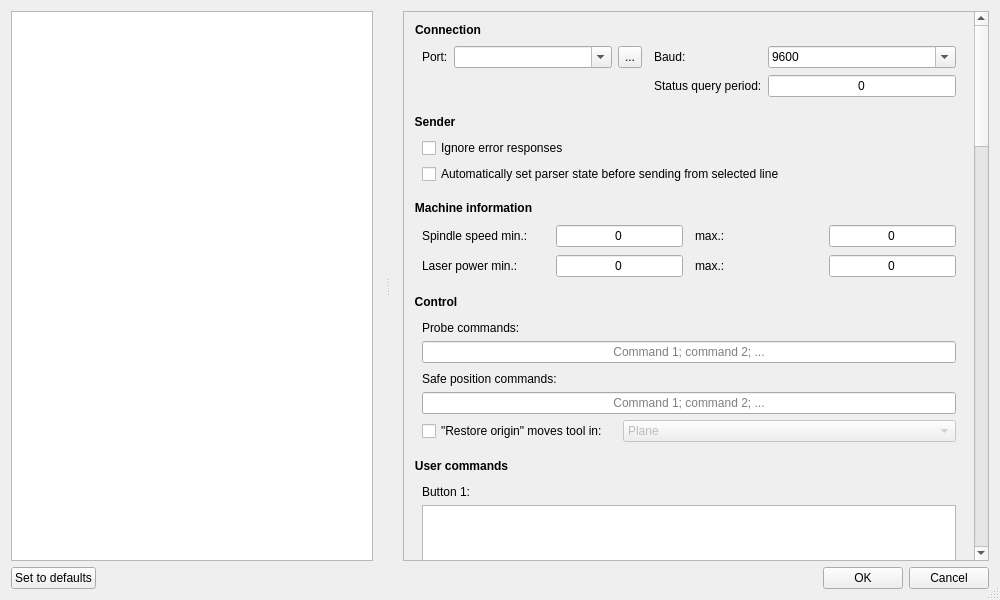
Above: src/candle/frmsettings.ui from alexeden/Candle before the change. Below: the same form after it.
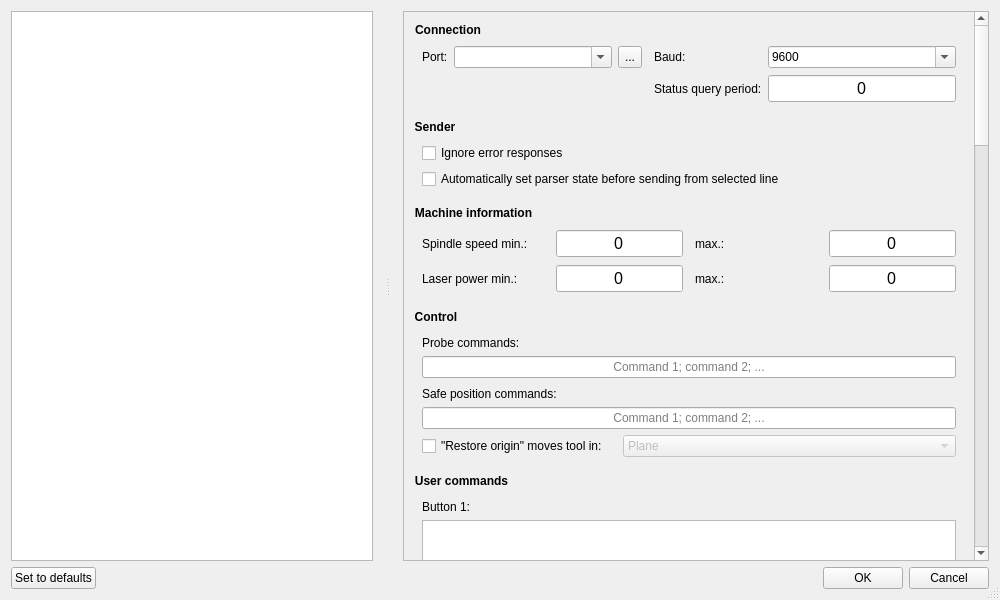
That is the form after the change. Icons and pictures are not drawn. Custom widgets are drawn as their Qt base class.

What changed in the file:
```diff
--- a/src/candle/frmsettings.ui
+++ b/src/candle/frmsettings.ui
@@ -213,7 +213,7 @@
               <widget class="QSpinBox" name="txtQueryStateTime">
                <property name="font">
                 <font>
-                 <pointsize>9</pointsize>
+                 <pointsize>12</pointsize>
                 </font>
                </property>
                <property name="alignment">
@@ -267,7 +267,7 @@
               <widget class="QSpinBox" name="txtSpindleSpeedMin">
                <property name="font">
                 <font>
-                 <pointsize>9</pointsize>
+                 <pointsize>12</pointsize>
                 </font>
                </property>
                <property name="alignment">
@@ -306,7 +306,7 @@
               <widget class="QSpinBox" name="txtSpindleSpeedMax">
                <property name="font">
                 <font>
-                 <pointsize>9</pointsize>
+                 <pointsize>12</pointsize>
                 </font>
                </property>
                <property name="alignment">
@@ -331,7 +331,7 @@
               <widget class="QSpinBox" name="txtLaserPowerMin">
                <property name="font">
                 <font>
-                 <pointsize>9</pointsize>
+                 <pointsize>12</pointsize>
                 </font>
                </property>
                <property name="alignment">
@@ -349,7 +349,7 @@
               <widget class="QSpinBox" name="txtLaserPowerMax">
                <property name="font">
                 <font>
-                 <pointsize>9</pointsize>
+                 <pointsize>12</pointsize>
                 </font>
                </property>
                <property name="alignment">
```
Left out of the diff: 4 changed lines with no effect on the pictures.
